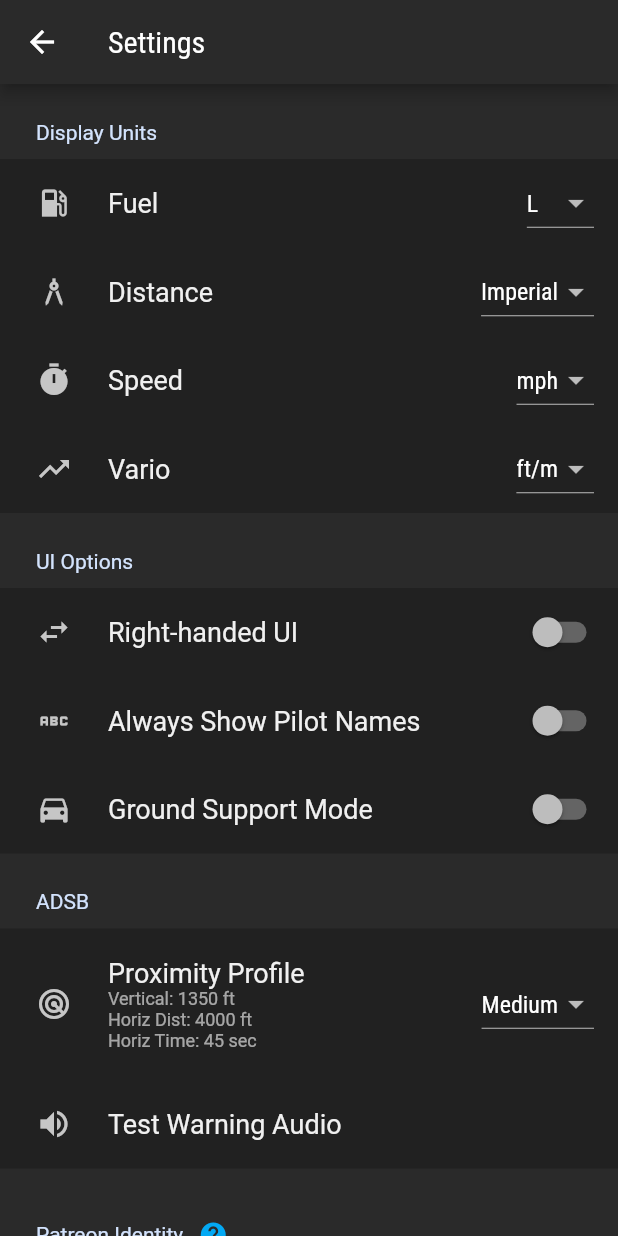
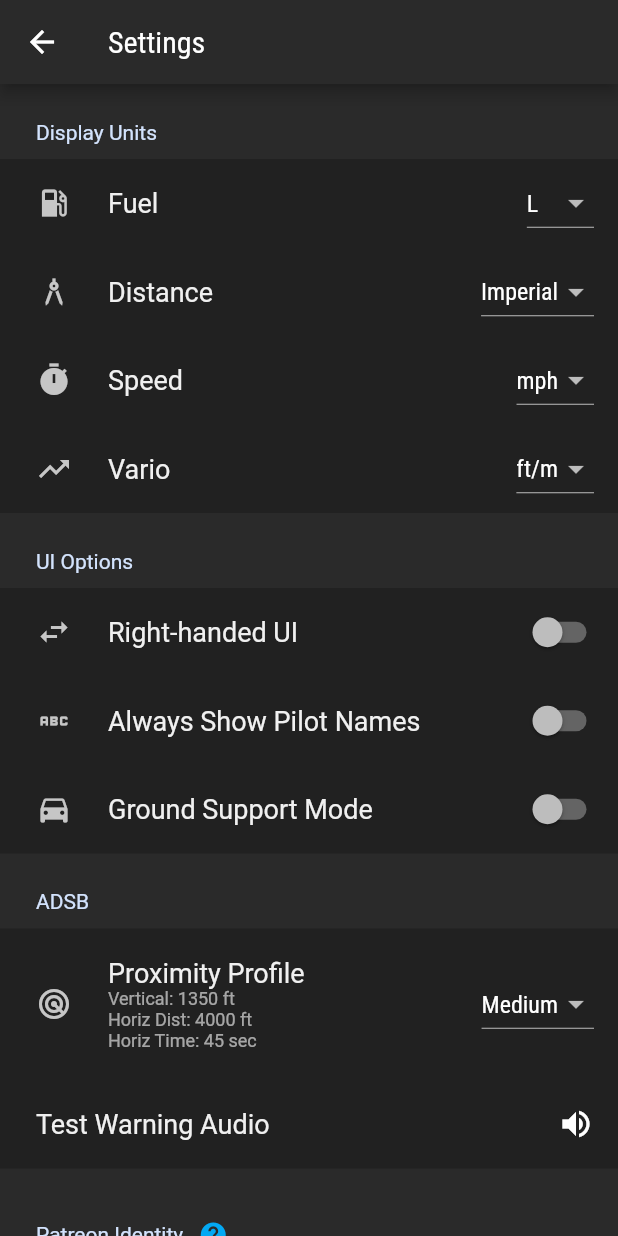
Before and after one commit to eidolonFIRE/xcNav, a Flutter app: the SettingsEditor screen opened by its route, on a phone screen of 412 x 824 dp. Run offline on Flutter 3.47's test engine with Material 2 defaults, Android fonts, the phone set to English and light mode, and no system bars; drawn by our look-alikes of settings_ui; our stand-ins replace charts_flutter, email_validator, file_picker, flutter_image_compress, flutter_local_notifications, flutter_map and 13 more; missing offline and left inert: flutter_barometer, flutter_map_dragmarker, flutter_map_line_editor, image_crop, network_info_plus, qr_code_scanner and 1 more; accounts and stored records are empty; network calls fail; statements that could not run were skipped.

Commit message:
fixed ios issues, version incri

```diff
--- a/lib/screens/settings_editor.dart
+++ b/lib/screens/settings_editor.dart
@@ -155,8 +155,9 @@ class _SettingsEditorState extends State<SettingsEditor> {
                 // --- Test Audio
                 SettingsTile.navigation(
                   title: const Text("Test Warning Audio"),
-                  leading: const Icon(Icons.volume_up),
+                  // leading: const Icon(Icons.volume_up),
                   onPressed: (event) => {Provider.of<ADSB>(context, listen: false).testWarning()},
+                  trailing: const Icon(Icons.volume_up),
                 ),
               ]),
 
--- a/pubspec.yaml
+++ b/pubspec.yaml
@@ -15,7 +15,7 @@ publish_to: 'none' # Remove this line if you wish to publish to pub.dev
 # In iOS, build-name is used as CFBundleShortVersionString while build-number used as CFBundleVersion.
 # Read more about iOS versioning at
 # https://developer.apple.com/library/archive/documentation/General/Reference/InfoPlistKeyReference/Articles/CoreFoundationKeys.html
-version: 1.2.1+18
+version: 1.2.2+19
 
 environment:
   sdk: ">=2.15.1 <3.0.0"
```
Also changed, not shown: lib/providers/adsb.dart (+9 -6 lines), 1 other file.
